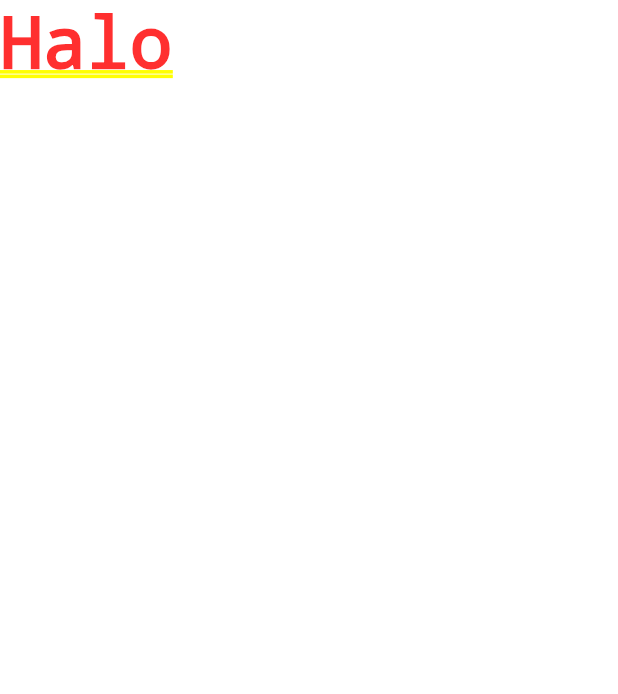
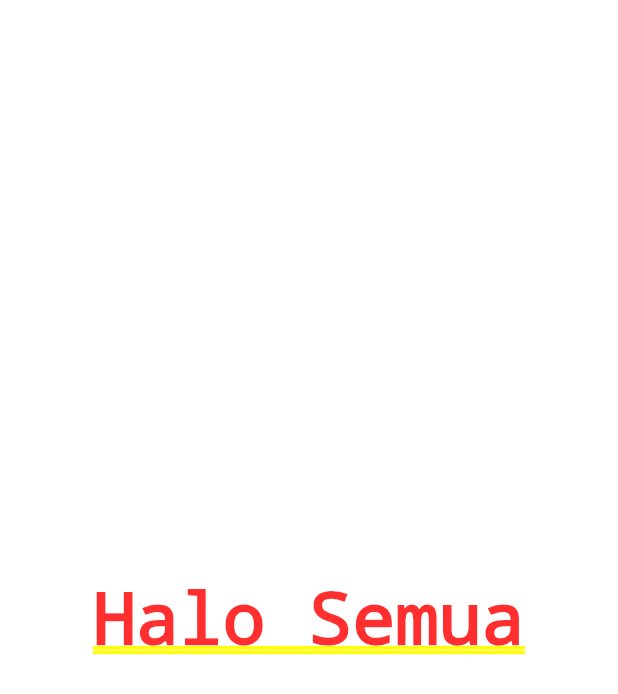
Before and after one commit to abumaryam/basic_flutter, a Flutter app: the screen it shows after launch, on a phone screen of 412 x 824 dp. Shown: the top 694 px of the screen. Run offline on Flutter 3.47's test engine with Material 3 defaults, Android fonts, the phone set to English and light mode, and no system bars.

Commit message:
penerapan center dan memisahkan halaman home page pada class tersendiri

```diff
--- a/lib/main.dart
+++ b/lib/main.dart
@@ -11,7 +11,18 @@ class MyApp extends StatelessWidget {
   Widget build(BuildContext context) {
     return const MaterialApp(
       title: 'Aplikasiku',
-      home: Text('Halo'),
+      home: HomePage(),
     );
   }
 }
+
+class HomePage extends StatelessWidget {
+  const HomePage({super.key});
+
+  @override
+  Widget build(BuildContext context) {
+    return const Center(
+      child: Text('Halo Semua'),
+    );
+  }
+}
```
